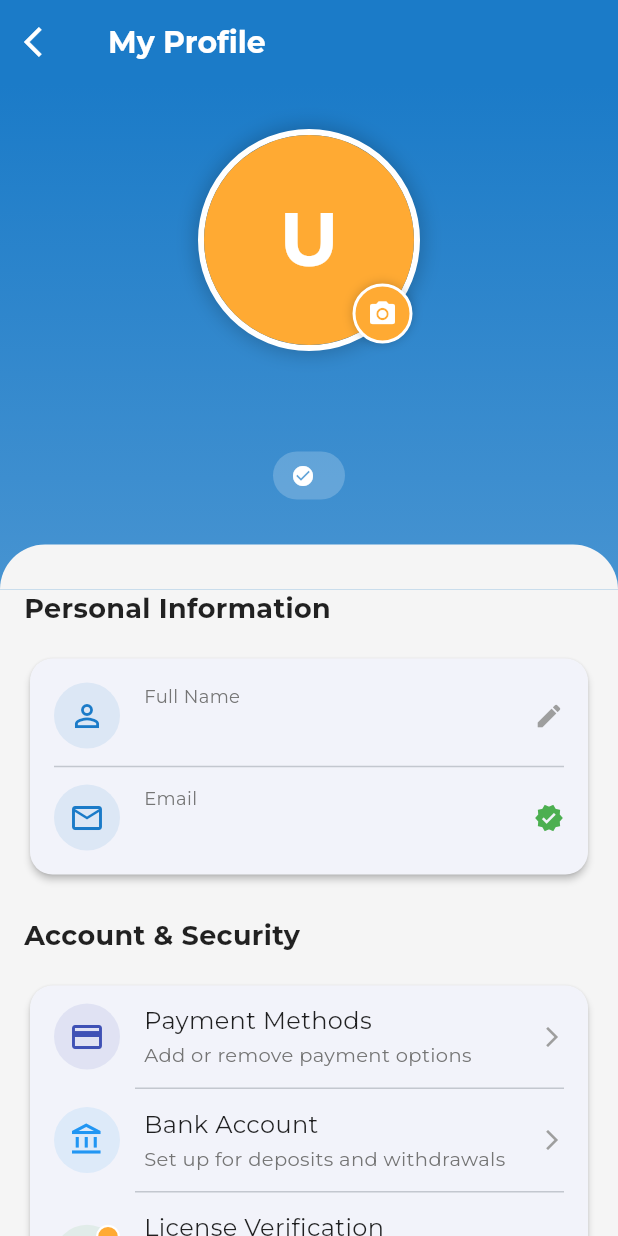
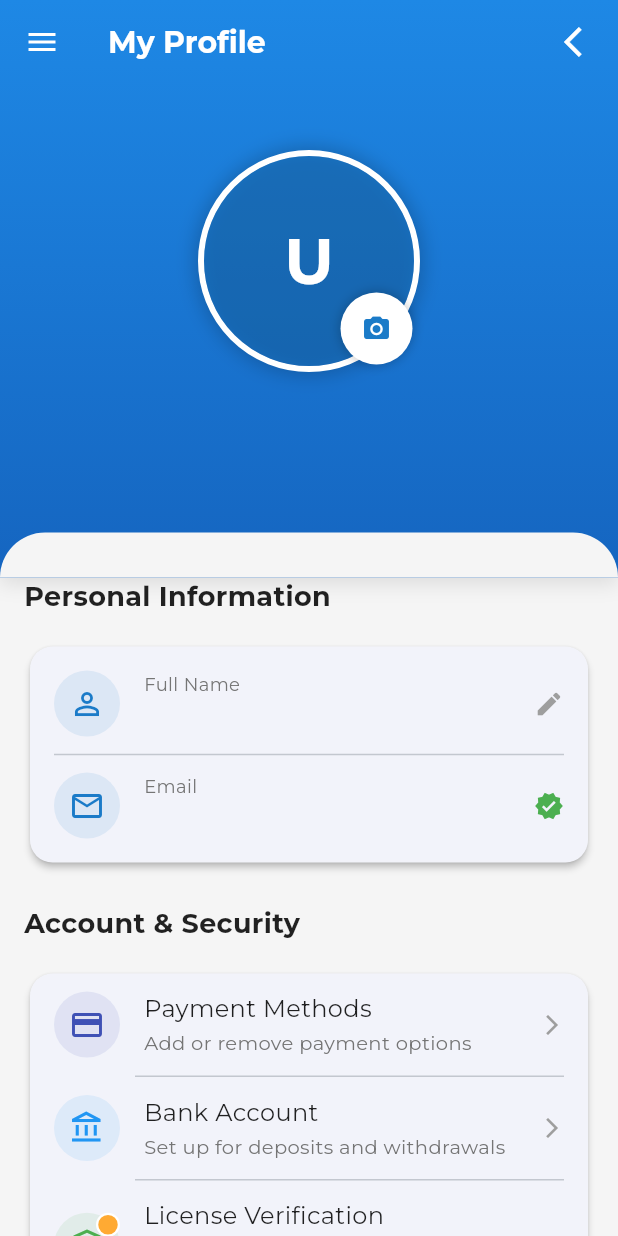
Before and after one commit to TM-threemavithana/tourism_vehicle_rental_app, a Flutter app: the ProfileScreen screen opened directly, on a phone screen of 412 x 824 dp. Run offline on Flutter 3.47's test engine with Material 3 defaults, Android fonts, the phone set to English and light mode, and no system bars; our stand-ins replace animated_text_kit, cached_network_image, firebase_auth, firebase_core, google_sign_in, image_picker and 1 more; missing offline and left inert: cloudinary_public; accounts and stored records are empty.

Commit message:
modify profile_screen and side_menu

```diff
--- a/lib/screens/auth/auth_wrapper.dart
+++ b/lib/screens/auth/auth_wrapper.dart
@@ -9,10 +9,10 @@ class AuthWrapper extends StatelessWidget {
 
   @override
   Widget build(BuildContext context) {
-    final AuthService _authService = AuthService();
+    final AuthService authService = AuthService();
 
     return StreamBuilder<User?>(
-      stream: _authService.authStateChanges,
+      stream: authService.authStateChanges,
       builder: (context, snapshot) {
         // Debug print to verify state changes
         print('Auth state changed: ${snapshot.data?.uid}');
--- a/lib/screens/home_screen.dart
+++ b/lib/screens/home_screen.dart
@@ -1,10 +1,8 @@
 import 'package:flutter/material.dart';
-import 'dart:math' as math;
 import '../services/auth_service.dart';
 import 'auth/auth_wrapper.dart';
 import '../widgets/side_menu.dart';
 import 'package:firebase_auth/firebase_auth.dart';
-import 'package:cached_network_image/cached_network_image.dart';
 import 'profile_screen.dart'; // Import the ProfileScreen
 
 class HomeScreen extends StatefulWidget {
--- a/lib/screens/onboarding/onboarding_screen.dart
+++ b/lib/screens/onboarding/onboarding_screen.dart
@@ -4,7 +4,6 @@ import 'dart:math' as math;
 import 'slide_one.dart';
 import 'slide_two.dart';
 import 'slide_three.dart';
-import '../auth/login_screen.dart';
 import '../auth/auth_wrapper.dart';
 
 class OnboardingScreen extends StatefulWidget {
--- a/lib/screens/profile_screen.dart
+++ b/lib/screens/profile_screen.dart
@@ -2,23 +2,35 @@ import 'dart:io';
 import 'package:flutter/material.dart';
 import 'package:firebase_auth/firebase_auth.dart';
 import 'package:cached_network_image/cached_network_image.dart';
-import '../services/cloudinary_service.dart'; // Import the new service
+import '../services/cloudinary_service.dart';
 import '../screens/auth/auth_wrapper.dart';
+import '../widgets/side_menu.dart';
+import '../utils/app_colors.dart';
+import '../screens/home_screen.dart';
 
 class ProfileScreen extends StatefulWidget {
   final User? user;
 
-  const ProfileScreen({Key? key, required this.user}) : super(key: key);
+  const ProfileScreen({super.key, required this.user});
 
   @override
   State<ProfileScreen> createState() => _ProfileScreenState();
 }
 
-class _ProfileScreenState extends State<ProfileScreen> {
+// Add the SingleTickerProviderStateMixin here
+class _ProfileScreenState extends State<ProfileScreen>
+    with SingleTickerProviderStateMixin {
   bool _isLoading = false;
   bool _isUploadingImage = false;
+  bool _isMenuOpen = false;
   final TextEditingController _nameController = TextEditingController();
   final CloudinaryService _cloudinaryService = CloudinaryService();
+
+  // Add a controller for the AnimatedIcon
+  late AnimationController _menuIconController;
+
+  // Add current tab tracking
+  final String _currentTab = 'Profile';
 
   // Hardcoded stats until Firestore is set up
   final Map<String, String> _userStats = {
@@ -32,12 +44,81 @@ class _ProfileScreenState extends State<ProfileScreen> {
   void initState() {
     super.initState();
     _nameController.text = widget.user?.displayName ?? '';
+
+    // Initialize the animation controller
+    _menuIconController = AnimationController(
+      vsync: this,
+      duration: const Duration(milliseconds: 300),
+    );
   }
 
   @override
   void dispose() {
     _nameController.dispose();
+    _menuIconController.dispose(); // Don't forget to dispose the controller
     super.dispose();
+  }
+
+  // Add these methods to handle menu functionality
+  void _toggleMenu() {
+    setState(() {
+      _isMenuOpen = !_isMenuOpen;
+      if (_isMenuOpen) {
+        _menuIconController.forward();
+      } else {
+        _menuIconController.reverse();
+      }
+    });
+  }
+
+  void _closeMenu() {
+    setState(() {
+      _isMenuOpen = false;
+    });
+  }
+
+  void _updateCurrentTab(String tab) {
+    _closeMenu();
+    if (tab == _currentTab) return;
+
+    // Navigate based on tab selection
+    switch (tab) {
+      case 'Search':
+        Navigator.pushReplacement(
+          context,
+          MaterialPageRoute(builder: (context) => const HomeScreen()),
+        );
+        break;
+      case 'Vehicle Bookings':
+        // Navigate to bookings
+        ScaffoldMessenger.of(context).showSnackBar(
+          const SnackBar(content: Text('Bookings Screen - Coming Soon')),
+        );
+        break;
+      case 'Your Vehicles':
+        // Navigate to vehicles
+        ScaffoldMessenger.of(context).showSnackBar(
+          const SnackBar(content: Text('Your Vehicles Screen - Coming Soon')),
+        );
+        break;
+      // Handle other tabs...
+    }
+  }
+
+  // Add sign out method
+  Future<void> _signOut() async {
+    try {
+      await FirebaseAuth.instance.signOut();
+      if (!mounted) return;
+      Navigator.of(context).pushAndRemoveUntil(
+        MaterialPageRoute(builder: (context) => const AuthWrapper()),
+        (route) => false,
+      );
+    } catch (e) {
+      ScaffoldMessenger.of(context).showSnackBar(
+        SnackBar(content: Text('Error signing out: $e')),
+      );
+    }
   }
 
   Future<void> _updateUserName() async {
@@ -79,7 +160,7 @@ class _ProfileScreenState extends State<ProfileScreen> {
     }
   }
 
-  // New method to handle profile picture update
+  // Method to handle profile picture update
   Future<void> _updateProfilePicture() async {
     if (widget.user == null) return;
 
@@ -95,11 +176,12 @@ class _ProfileScreenState extends State<ProfileScreen> {
         child: Column(
           mainAxisSize: MainAxisSize.min,
           children: [
-            const Text(
+            Text(
               'Update Profile Picture',
               style: TextStyle(
                 fontSize: 20,
                 fontWeight: FontWeight.bold,
+                color: Theme.of(context).colorScheme.primary,
               ),
             ),
             const SizedBox(height: 20),
@@ -122,19 +204,16 @@ class _ProfileScreenState extends State<ProfileScreen> {
                     _getImageFromSource(false);
                   },
                 ),
-              ],
-            ),
-            const SizedBox(height: 20),
                 if (widget.user?.photoURL != null)
-              TextButton(
-                onPressed: () {
+                  _buildImageSourceOption(
+                    icon: Icons.delete,
+                    title: 'Remove',
+                    onTap: () {
                       Navigator.pop(context);
                       _removeProfilePicture();
                     },
-                style: TextButton.styleFrom(
-                  foregroundColor: Colors.red,
                   ),
-                child: const Text('Remove Current Photo'),
+              ],
             ),
           ],
         ),
@@ -154,24 +233,25 @@ class _ProfileScreenState extends State<ProfileScreen> {
           : onTap, // Disable when either loading state is true
       borderRadius: BorderRadius.circular(15),
       child: Column(
+        mainAxisSize: MainAxisSize.min,
         children: [
           Container(
-            padding: const EdgeInsets.all(20),
+            padding: const EdgeInsets.all(15),
             decoration: BoxDecoration(
               color: Theme.of(context).colorScheme.primary.withOpacity(0.1),
               shape: BoxShape.circle,
             ),
             child: Icon(
               icon,
+              color: Theme.of(context).colorScheme.primary,
               size: 30,
-              color: Theme.of(context).colorScheme.primary,
             ),
           ),
           const SizedBox(height: 8),
           Text(
             title,
             style: TextStyle(
-              fontSize: 16,
+              fontWeight: FontWeight.w500,
               color: Theme.of(context).colorScheme.primary,
             ),
           ),
@@ -257,9 +337,34 @@ class _ProfileScreenState extends State<ProfileScreen> {
     }
   }
 
-  // Method to remove the profile picture
+  // Method to remove the profile picture with confirmation
   Future<void> _removeProfilePicture() async {
     if (widget.user == null || widget.user!.photoURL == null) return;
+
+    // Show confirmation dialog
+    final bool confirm = await showDialog(
+      context: context,
+      builder: (context) => AlertDialog(
+        title: const Text('Remove Profile Picture'),
+        content:
+            const Text('Are you sure you want to remove your profile picture?'),
+        actions: [
+          TextButton(
+            onPressed: () => Navigator.of(context).pop(false),
+            child: const Text('Cancel'),
+          ),
+          TextButton(
+            onPressed: () => Navigator.of(context).pop(true),
+            child: const Text(
+              'Remove',
+              style: TextStyle(color: Colors.red),
+            ),
+          ),
+        ],
+      ),
+    );
+
+    if (confirm != true) return;
 
     setState(() {
       _isLoading = true;
@@ -277,15 +382,12 @@ class _ProfileScreenState extends State<ProfileScreen> {
             backgroundColor: Colors.green,
           ),
         );
-
-        // Update UI
-        setState(() {});
       }
     } catch (e) {
       if (mounted) {
         ScaffoldMessenger.of(context).showSnackBar(
           SnackBar(
-            content: Text('Error removing profile picture: $e'),
+            content: Text('Error: ${e.toString()}'),
             backgroundColor: Colors.red,
           ),
         );
@@ -315,6 +417,7 @@ class _ProfileScreenState extends State<ProfileScreen> {
 
     return Scaffold(
       backgroundColor: Colors.grey[100],
+      extendBodyBehindAppBar: true, // Important for menu overlay
       appBar: AppBar(
         title: const Text(
           'My Profile',
@@ -323,37 +426,53 @@ class _ProfileScreenState extends State<ProfileScreen> {
             fontSize: 20,
           ),
         ),
-        backgroundColor: theme.colorScheme.primary,
+        backgroundColor: Colors.transparent, // Make transparent to see gradient
         foregroundColor: Colors.white,
         elevation: 0,
         leading: IconButton(
+          icon: AnimatedIcon(
+            icon: AnimatedIcons.menu_close,
+            progress: _menuIconController,
+          ),
+          onPressed: _toggleMenu,
+        ),
+        actions: [
+          IconButton(
             icon: const Icon(Icons.arrow_back_ios),
             onPressed: () => Navigator.of(context).pop(),
           ),
+        ],
       ),
-      body: SingleChildScrollView(
+      body: Stack(
+        children: [
+          // Main content
+          SingleChildScrollView(
             child: Column(
               children: [
-            // Profile Header Section with Gradient Background
+                // Profile header with user info and stats
                 Container(
                   width: double.infinity,
                   decoration: BoxDecoration(
-                gradient: LinearGradient(
-                  begin: Alignment.topCenter,
-                  end: Alignment.bottomCenter,
-                  colors: [
-                    theme.colorScheme.primary,
-                    theme.colorScheme.primary.withOpacity(0.8),
+                    gradient: AppColors.profileHeaderGradient,
+                    boxShadow: [
+                      BoxShadow(
+                        color: Colors.black.withOpacity(0.1),
+                        blurRadius: 10,
+                        spreadRadius: 0,
+                        offset: const Offset(0, 4),
+                      ),
                     ],
-                ),
                   ),
                   child: Column(
                     children: [
-                  const SizedBox(height: 30),
+                      const SizedBox(height: 100), // Increased space from top
 
-                  // Profile Picture with Edit Button
+                      // Profile avatar with edit button
                       Stack(
+                        alignment: Alignment.center,
+                        clipBehavior: Clip.none, // Ensure nothing gets clipped
                         children: [
+                          // Container for the avatar
                           Container(
                             decoration: BoxDecoration(
                               shape: BoxShape.circle,
@@ -387,8 +506,10 @@ class _ProfileScreenState extends State<ProfileScreen> {
                                   )
                                 : CircleAvatar(
                                     radius: 70,
-                                backgroundColor: theme.colorScheme.secondary,
-                                backgroundImage: widget.user?.photoURL != null
+                                    backgroundColor: theme.colorScheme.primary
+                                        .withOpacity(0.3),
+                                    backgroundImage:
+                                        widget.user?.photoURL != null
                                             ? CachedNetworkImageProvider(
                                                 widget.user!.photoURL!)
                                             : null,
@@ -396,7 +517,7 @@ class _ProfileScreenState extends State<ProfileScreen> {
                                         ? Text(
                                             _getInitials(),
                                             style: const TextStyle(
-                                          fontSize: 50,
+                                              fontSize: 42,
                                               fontWeight: FontWeight.bold,
                                               color: Colors.white,
                                             ),
@@ -404,40 +525,37 @@ class _ProfileScreenState extends State<ProfileScreen> {
                                         : null,
                                   ),
                           ),
+
+                          // Edit button - positioned outside the avatar area
                           Positioned(
                             bottom: 5,
                             right: 5,
-                        child: InkWell(
-                          onTap: _isUploadingImage || _isLoading
-                              ? null
-                              : _updateProfilePicture, // Disable when either loading state is true
                             child: Container(
-                            height: 40,
-                            width: 40,
                               decoration: BoxDecoration(
-                              color: theme.colorScheme.secondary,
+                                color: Colors.white,
                                 shape: BoxShape.circle,
-                              border: Border.all(
-                                color: Colors.white,
-                                width: 2,
-                              ),
                                 boxShadow: [
                                   BoxShadow(
                                     color: Colors.black.withOpacity(0.2),
                                     blurRadius: 5,
+                                    spreadRadius: 1,
                                   ),
                                 ],
                               ),
-                            child: _isUploadingImage
-                                ? const CircularProgressIndicator(
-                                    color: Colors.white,
-                                    strokeWidth: 2,
-                                  )
-                                : const Icon(
+                              child: IconButton(
+                                icon: Icon(
                                   Icons.camera_alt,
-                                    color: Colors.white,
+                                  color: theme.colorScheme.primary,
                                   size: 20,
                                 ),
+                                onPressed: _isUploadingImage || _isLoading
+                                    ? null
+                                    : _updateProfilePicture,
+                                constraints: const BoxConstraints(
+                                  minWidth: 40,
+                                  minHeight: 40,
+                                ),
+                                padding: const EdgeInsets.all(8),
                               ),
                             ),
                           ),
@@ -446,53 +564,22 @@ class _ProfileScreenState extends State<ProfileScreen> {
 
                       const SizedBox(height: 20),
 
-                  // User Name - from Firebase Auth
+                      // User name
                       Text(
                         widget.user?.displayName ?? 'User',
                         style: const TextStyle(
-                      color: Colors.white,
                           fontSize: 24,
                           fontWeight: FontWeight.bold,
-                      shadows: [
-                        Shadow(
-                          color: Colors.black26,
-                          offset: Offset(0, 1),
-                          blurRadius: 2,
+                          color: Colors.white,
                         ),
-                      ],
-                    ),
-                    textAlign: TextAlign.center,
                       ),
 
-                  const SizedBox(height: 12),
-
-                  // Email with Verification - from Firebase Auth
-                  Container(
-                    padding:
-                        const EdgeInsets.symmetric(horizontal: 12, vertical: 6),
-                    decoration: BoxDecoration(
-                      color: Colors.white.withOpacity(0.2),
-                      borderRadius: BorderRadius.circular(20),
-                    ),
-                    child: Row(
-                      mainAxisSize: MainAxisSize.min,
-                      children: [
-                        Icon(
-                          widget.user?.emailVerified ?? false
-                              ? Icons.check_circle
-                              : Icons.info_outline,
-                          color: Colors.white,
-                          size: 16,
-                        ),
-                        const SizedBox(width: 8),
+                      // User email
                       Text(
-                          widget.user?.email ?? 'No email',
-                          style: const TextStyle(
-                            color: Colors.white,
-                            fontSize: 14,
-                          ),
-                        ),
-                      ],
+                        widget.user?.email ?? '',
+                        style: TextStyle(
+                          fontSize: 16,
+                          color: Colors.white.withOpacity(0.8),
                         ),
                       ),
 
@@ -647,14 +734,14 @@ class _ProfileScreenState extends State<ProfileScreen> {
                                     child: _buildStatItem(
                                         _userStats['vehiclesRented'] ?? '0',
                                         'Vehicles\nRented',
-                                    Colors.deepPurple,
+                                        AppColors.rentedColor,
                                         Icons.directions_car_outlined),
                                   ),
                                   Expanded(
                                     child: _buildStatItem(
                                         _userStats['totalReviews'] ?? '0',
                                         'Total\nReviews',
-                                    Colors.amber,
+                                        AppColors.reviewColor,
                                         Icons.star_outline),
                                   ),
                                 ],
@@ -666,14 +753,14 @@ class _ProfileScreenState extends State<ProfileScreen> {
                                     child: _buildStatItem(
                                         _userStats['vehiclesListed'] ?? '0',
                                         'Vehicles\nListed',
-                                    Colors.teal,
+                                        AppColors.listedColor,
                                         Icons.add_circle_outline),
                                   ),
                                   Expanded(
                                     child: _buildStatItem(
                                         _userStats['activeRentals'] ?? '0',
                                         'Active\nRentals',
-                                    Colors.red,
+                                        AppColors.activeRentalsColor,
                                         Icons.local_activity_outlined),
                                   ),
                                 ],
@@ -707,6 +794,38 @@ class _ProfileScreenState extends State<ProfileScreen> {
                 ),
               ],
             ),
+          ),
+
+          // Side Menu and Overlay
+          if (_isMenuOpen) ...[
+            // Semi-transparent overlay
+            Positioned.fill(
+              child: GestureDetector(
+                onTap: _closeMenu,
+                child: Container(
+                  color: Colors.black.withOpacity(0.5),
+                ),
+              ),
+            ),
+
+            // Side Menu
+            Positioned(
+              top: 0,
+              left: 0,
+              bottom: 0,
+              width: MediaQuery.of(context).size.width * 0.7,
+              child: SideMenu(
+                onClose: _closeMenu,
+                onSignOut: _signOut,
+                onTabChange: _updateCurrentTab,
+                onProfileTap: () => _closeMenu(), // We're already on profile
+                width: 0.7,
+                user: widget.user,
+                currentTab: _currentTab,
+              ),
+            ),
+          ],
+        ],
       ),
     );
   }
--- a/lib/services/cloudinary_service.dart
+++ b/lib/services/cloudinary_service.dart
@@ -1,6 +1,5 @@
 import 'dart:io';
 import 'package:cloudinary_public/cloudinary_public.dart';
-import 'package:flutter/material.dart';
 import 'package:image_picker/image_picker.dart';
 
 class CloudinaryService {
--- /dev/null
+++ b/lib/utils/app_colors.dart
@@ -0,0 +1,42 @@
+import 'package:flutter/material.dart';
+
+class AppColors {
+  // Main theme colors
+  static const Color primary = Color(0xFF1E88E5);
+  static const Color primaryDark = Color(0xFF1565C0);
+  static const Color secondary = Color(0xFFFF9800);
+  static const Color tertiary = Color(0xFF26A69A);
+
+  // Gradients and accent colors
+  static const Color sunsetOrange = Color(0xFFFFA726);
+  static const Color oceanBlue = Color(0xFF039BE5);
+  static const Color tropicalGreen = Color(0xFF2E7D32);
+  static const Color sandBeige = Color(0xFFFFECB3);
+  static const Color skyBlue = Color(0xFFBBDEFB);
+  static const Color coralPink = Color(0xFFFF8A65);
+
+  // Neutral colors
+  static const Color neutralDark = Color(0xFF212121);
+  static const Color neutralMedium = Color(0xFF757575);
+  static const Color neutralLight = Color(0xFFE0E0E0);
+  static const Color neutralBackground = Color(0xFFF5F5F5);
+
+  // Status colors
+  static const Color success = Color(0xFF43A047);
+  static const Color warning = Color(0xFFFFA000);
+  static const Color error = Color(0xFFE53935);
+  static const Color info = Color(0xFF1E88E5);
+
+  // Stat colors - specifically for profile stats
+  static const Color rentedColor = Color(0xFF5C6BC0); // Indigo
+  static const Color reviewColor = Color(0xFFFFB300); // Amber
+  static const Color listedColor = Color(0xFF26A69A); // Teal
+  static const Color activeRentalsColor = Color(0xFFEF5350); // Red
+
+  // Gradient presets
+  static const LinearGradient profileHeaderGradient = LinearGradient(
+    begin: Alignment.topCenter,
+    end: Alignment.bottomCenter,
+    colors: [primary, primaryDark],
+  );
+}
--- a/lib/widgets/side_menu.dart
+++ b/lib/widgets/side_menu.dart
@@ -12,7 +12,7 @@ class SideMenu extends StatelessWidget {
   final String currentTab;
 
   const SideMenu({
-    Key? key,
+    super.key,
     required this.onClose,
     required this.onSignOut,
     this.onTabChange,
@@ -20,7 +20,7 @@ class SideMenu extends StatelessWidget {
     this.width = 0.8,
     required this.user,
     this.currentTab = 'Search',
-  }) : super(key: key);
+  });
 
   @override
   Widget build(BuildContext context) {
```
Lines whose indentation alone changed are shown as unchanged.
